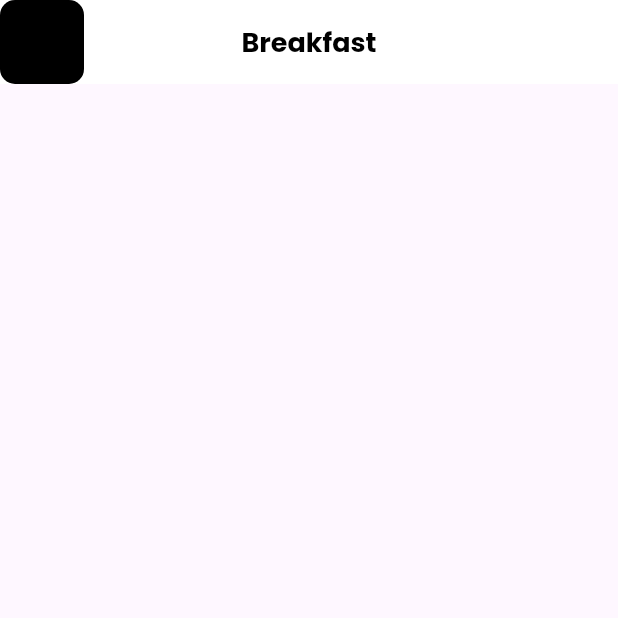
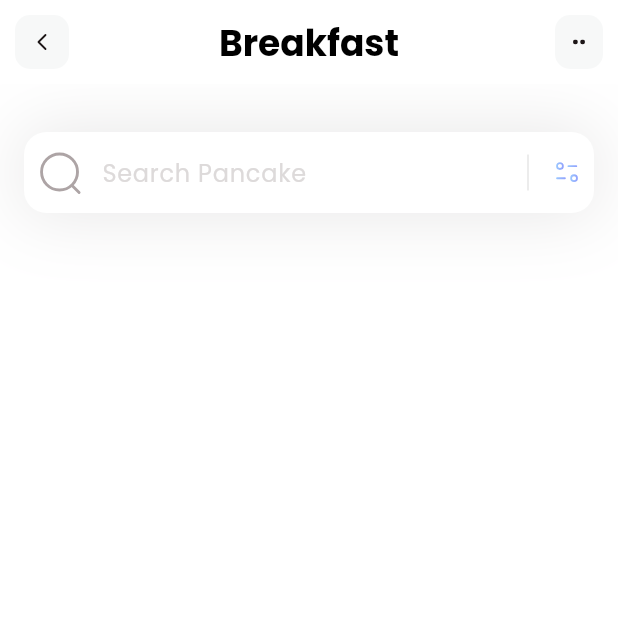
Before and after one commit to Emersh0w/fitness, a Flutter app: the screen it shows after launch, on a phone screen of 412 x 824 dp, the top half of it. Run offline on Flutter 3.47's test engine with Material 3 defaults, Android fonts, the phone set to English and light mode, and no system bars; our stand-ins replace flutter_svg.

Commit message:
This is enough for today

```diff
--- a/lib/pages/home.dart
+++ b/lib/pages/home.dart
@@ -1,4 +1,5 @@
 import 'package:flutter/material.dart';
+import 'package:flutter_svg/flutter_svg.dart';
 
 class HomePage extends StatelessWidget {
   const HomePage({super.key});
@@ -6,12 +7,71 @@ class HomePage extends StatelessWidget {
   @override
   Widget build(BuildContext context) {
     return Scaffold(
-      appBar: AppBar(
+      appBar: appBar(),
+      backgroundColor: Colors.white,
+      body: Column(children: [_search()]),
+    );
+  }
+
+  Container _search() {
+    return Container(
+      margin: EdgeInsets.only(top: 32, left: 16, right: 16),
+      decoration: BoxDecoration(
+        boxShadow: [
+          BoxShadow(
+            color: Color(0xff1D1617).withOpacity(0.11),
+            blurRadius: 40,
+            spreadRadius: 0.0,
+          ),
+        ],
+      ),
+      child: TextField(
+        decoration: InputDecoration(
+          filled: true,
+          fillColor: Colors.white,
+          contentPadding: EdgeInsets.all(15),
+          hintText: 'Search Pancake',
+          hintStyle: TextStyle(color: Color(0xffDDDADA), fontSize: 16),
+          prefixIcon: Padding(
+            padding: const EdgeInsets.all(8.0),
+            child: SvgPicture.asset('assets/icons/Search.svg'),
+          ),
+          suffixIcon: Container(
+            width: 96,
+            child: IntrinsicHeight(
+              child: Row(
+                mainAxisAlignment: MainAxisAlignment.end,
+                children: [
+                  VerticalDivider(
+                    color: Colors.black,
+                    indent: 12,
+                    endIndent: 12,
+                    thickness: 0.1,
+                  ),
+                  Padding(
+                    padding: const EdgeInsets.all(8.0),
+                    child: SvgPicture.asset('assets/icons/Filter.svg'),
+                  ),
+                ],
+              ),
+            ),
+          ),
+          border: OutlineInputBorder(
+            borderRadius: BorderRadius.circular(15),
+            borderSide: BorderSide.none,
+          ),
+        ),
+      ),
+    );
+  }
+
+  AppBar appBar() {
+    return AppBar(
       title: Text(
         'Breakfast',
         style: TextStyle(
           color: Colors.black,
-            fontSize: 18,
+          fontSize: 24,
           fontWeight: FontWeight.bold,
         ),
       ),
@@ -19,12 +79,37 @@ class HomePage extends StatelessWidget {
       elevation: 0.0,
       centerTitle: true,
       leading: Container(
+        margin: EdgeInsets.all(10),
+        alignment: Alignment.center,
         decoration: BoxDecoration(
-            color: Colors.black,
+          color: Color(0xffF7F8F8),
           borderRadius: BorderRadius.circular(10),
+        ),
+        child: SvgPicture.asset(
+          'assets/icons/Arrow - Left 2.svg',
+          width: 16,
+          height: 16,
+        ),
+      ),
+      actions: [
+        GestureDetector(
+          onTap: () {},
+          child: Container(
+            margin: EdgeInsets.all(10),
+            alignment: Alignment.center,
+            width: 32,
+            decoration: BoxDecoration(
+              color: Color(0xffF7F8F8),
+              borderRadius: BorderRadius.circular(10),
+            ),
+            child: SvgPicture.asset(
+              'assets/icons/dots.svg',
+              width: 8,
+              height: 8,
             ),
           ),
         ),
+      ],
     );
   }
 }
--- a/pubspec.yaml
+++ b/pubspec.yaml
@@ -91,7 +91,7 @@ flutter:
           weight: 400
         - asset: fonts/Poppins-Medium.ttf
           weight: 500
-        - asset: fonts/Poppins-SemiBold.tff
+        - asset: fonts/Poppins-SemiBold.ttf
           weight: 600
         - asset: fonts/Poppins-Bold.ttf
           weight: 700
```
Also changed, not shown: lib/main.dart (line endings or trailing spaces). Lines whose indentation alone changed are shown as unchanged.
